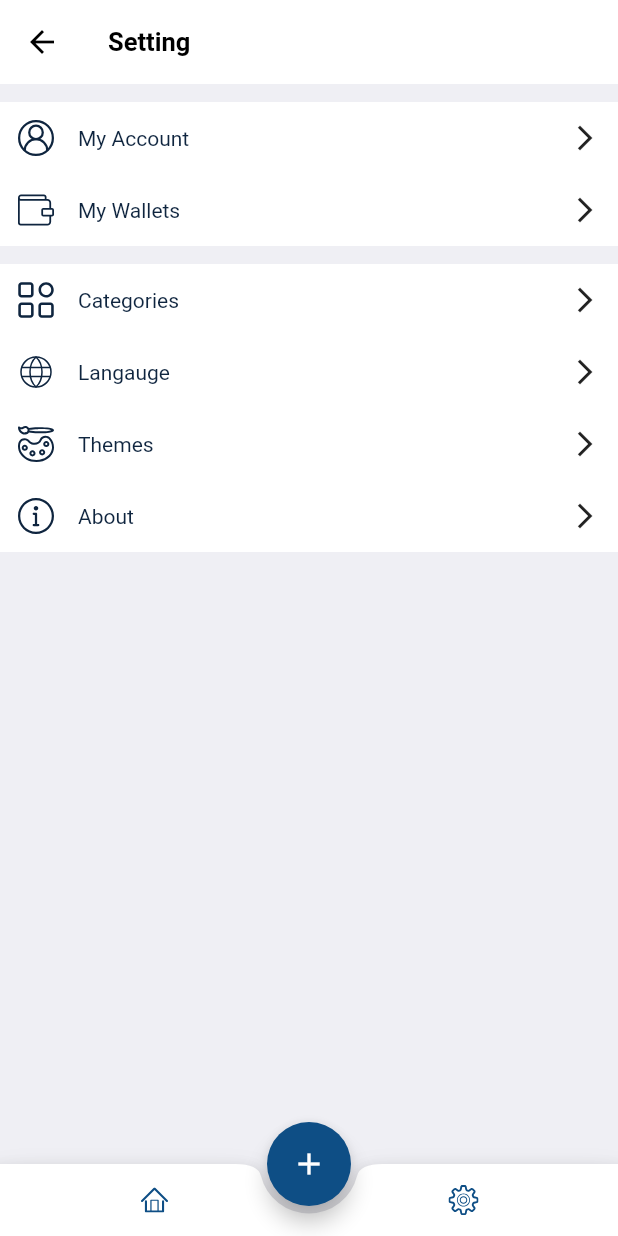
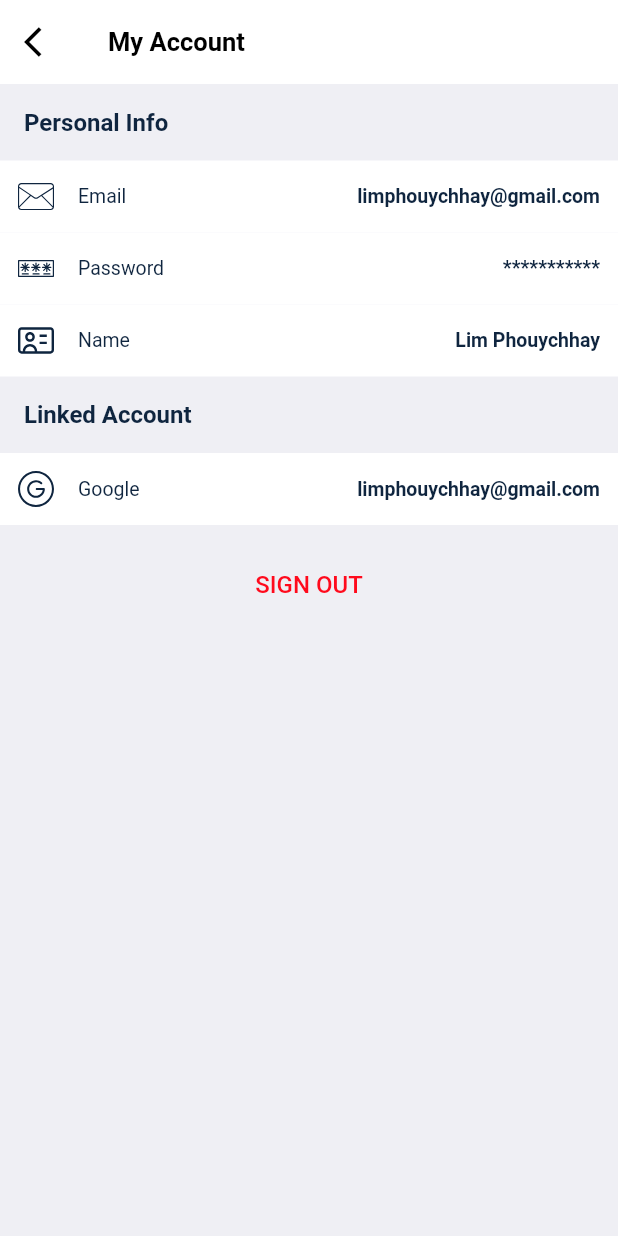
Before and after one commit to limphouychhay/expense-tracking-flutter, a Flutter app: the SettingScreen screen opened by its route, after a tap on "My Account", on a phone screen of 412 x 824 dp. Run offline on Flutter 3.47's test engine with Material 2 defaults, Android fonts, the light colour scheme and no system bars; our stand-ins replace auto_route, device_info_plus, dio, easy_localization, flutter_bloc, flutter_dotenv and 9 more; accounts and stored records are empty.

Commit message:
myAccount UI

```diff
--- a/lib/app_router/app_router.dart
+++ b/lib/app_router/app_router.dart
@@ -24,8 +24,15 @@ import 'package:expense_tracking/screens/screens.dart';
       name: 'DashboardRouter',
       // initial: true,
       children: [
-        AutoRoute(name: 'HomeRouter', page: HomeScreen),
+        AutoRoute(name: 'HomeRouter', page: HomeScreen, initial: true),
         AutoRoute(name: 'SettingRouter', page: SettingScreen),
+      ],
+    ),
+    AutoRoute(
+      page: EmptyRouterPage,
+      name: 'SettingRoute',
+      children: [
+        AutoRoute(name: 'MyAccountRouter', page: MyAccountScreen),
       ],
     ),
   ],
--- a/lib/screens/dashboard/dashboard_tab.dart
+++ b/lib/screens/dashboard/dashboard_tab.dart
@@ -23,12 +23,10 @@ class DashboardTab extends HookWidget {
           if (tabsRouter.activeIndex == 0) {
             return AppBar(
               title: Text(tr('screen.home')),
-              elevation: 0,
             );
           } else {
             return AppBar(
               title: const Text('Setting'),
-              elevation: 0,
             );
           }
         }
--- a/lib/screens/screens.dart
+++ b/lib/screens/screens.dart
@@ -2,4 +2,5 @@ export 'login/login_screen.dart';
 export 'start_up/start_up_screen.dart';
 export 'home/home_screen.dart';
 export 'setting/setting_screen.dart';
+export 'setting/my_account/my_account_screen.dart';
 export 'sign_up/sign_up_screen.dart';
--- /dev/null
+++ b/lib/screens/setting/my_account/my_account_screen.dart
@@ -0,0 +1,110 @@
+import 'package:auto_route/auto_route.dart';
+import 'package:flutter/material.dart';
+
+import 'package:expense_tracking/app_router/app_router.gr.dart';
+import 'package:expense_tracking/screens/setting/my_account/widgets/widget.dart';
+import 'package:expense_tracking/singleton/metrics.dart';
+import 'package:expense_tracking/themes/app_theme.dart';
+
+class MyAccountScreen extends StatelessWidget {
+  const MyAccountScreen({Key? key}) : super(key: key);
+
+  @override
+  Widget build(BuildContext context) {
+    return Scaffold(
+      appBar: AppBar(
+        title: const Text('My Account'),
+        leading: IconButton(
+          icon: const Icon(Icons.arrow_back_ios),
+          onPressed: () {
+            context.navigateBack();
+          },
+        ),
+      ),
+      body: Column(
+        crossAxisAlignment: CrossAxisAlignment.start,
+        children: [
+          Padding(
+            padding: EdgeInsets.only(
+              top: Metrics.instance.large,
+              left: Metrics.instance.defaultPadding,
+            ),
+            child: Text(
+              'Personal Info',
+              style: TextStyle(
+                fontSize: Metrics.instance.large,
+                fontWeight: FontWeight.bold,
+              ),
+            ),
+          ),
+          Padding(
+            padding:
+                EdgeInsets.symmetric(vertical: Metrics.instance.defaultPadding),
+            child: Column(
+              children: const [
+                ItemWidget(
+                  iconName: 'email',
+                  title: 'Email',
+                  value: 'limphouychhay@gmail.com',
+                ),
+                ItemWidget(
+                  iconName: 'password',
+                  title: 'Password',
+                  isObscure: true,
+                  value: 'limphouychhay@gmail.com',
+                ),
+                ItemWidget(
+                  iconName: 'name',
+                  title: 'Name',
+                  value: 'Lim Phouychhay',
+                ),
+              ],
+            ),
+          ),
+          Padding(
+            padding: EdgeInsets.only(
+              bottom: Metrics.instance.large,
+              left: Metrics.instance.defaultPadding,
+            ),
+            child: Text(
+              'Linked Account',
+              style: TextStyle(
+                fontSize: Metrics.instance.large,
+                fontWeight: FontWeight.bold,
+              ),
+            ),
+          ),
+          const ItemWidget(
+            iconName: 'google',
+            title: 'Google',
+            value: 'limphouychhay@gmail.com',
+          ),
+          Padding(
+            padding:
+                EdgeInsets.symmetric(vertical: Metrics.instance.defaultPadding),
+            child: Center(
+              child: TextButton(
+                onPressed: () {
+                  context.replaceRoute(
+                    const AuthRouter(
+                      children: [
+                        LoginRouter(),
+                      ],
+                    ),
+                  );
+                },
+                child: Text(
+                  'SIGN OUT',
+                  style: TextStyle(
+                    fontSize: Metrics.instance.large,
+                    color: AppColors.red,
+                  ),
+                ),
+              ),
+            ),
+          ),
+        ],
+      ),
+    );
+  }
+}
--- /dev/null
+++ b/lib/screens/setting/my_account/widgets/item_widget.dart
@@ -0,0 +1,47 @@
+import 'package:flutter/material.dart';
+
+import 'package:expense_tracking/singleton/signleton.dart';
+import 'package:expense_tracking/themes/app_theme.dart';
+import 'package:expense_tracking/widgets/widgets.dart';
+
+class ItemWidget extends StatelessWidget {
+  const ItemWidget({
+    Key? key,
+    required this.iconName,
+    required this.title,
+    required this.value,
+    this.isObscure = false,
+  }) : super(key: key);
+
+  final String iconName;
+  final String title;
+  final String value;
+  final bool isObscure;
+
+  @override
+  Widget build(BuildContext context) {
+    return Container(
+      color: AppColors.white,
+      padding: EdgeInsets.all(Metrics.instance.medium),
+      child: Row(
+        children: [
+          SvgIconWidget(
+            'assets/svgs/$iconName.svg',
+            color: AppColors.darkBlue,
+          ),
+          Padding(
+            padding: EdgeInsets.only(left: Metrics.instance.large),
+            child: Text(title),
+          ),
+          const Spacer(),
+          Text(
+            isObscure ? value.replaceAll(value, '***********') : value,
+            style: const TextStyle(
+              fontWeight: FontWeight.bold,
+            ),
+          ),
+        ],
+      ),
+    );
+  }
+}
--- /dev/null
+++ b/lib/screens/setting/my_account/widgets/widget.dart
@@ -0,0 +1 @@
+export 'item_widget.dart';
--- a/lib/screens/setting/setting_screen.dart
+++ b/lib/screens/setting/setting_screen.dart
@@ -1,6 +1,8 @@
-import 'package:expense_tracking/singleton/signleton.dart';
+import 'package:auto_route/auto_route.dart';
 import 'package:flutter/material.dart';
 
+import 'package:expense_tracking/app_router/app_router.gr.dart';
+import 'package:expense_tracking/singleton/signleton.dart';
 import 'package:expense_tracking/widgets/widgets.dart';
 
 class SettingScreen extends StatelessWidget {
@@ -17,7 +19,15 @@ class SettingScreen extends StatelessWidget {
               RowButtonWidget(
                 iconName: 'account',
                 title: 'My Account',
-                onTap: () {},
+                onTap: () {
+                  context.navigateTo(
+                    const SettingRoute(
+                      children: [
+                        MyAccountRouter(),
+                      ],
+                    ),
+                  );
+                },
               ),
               RowButtonWidget(
                 iconName: 'wallet',
--- a/lib/themes/app_theme.dart
+++ b/lib/themes/app_theme.dart
@@ -38,6 +38,7 @@ class AppTheme {
         ),
         iconTheme: IconThemeData(color: Colors.black),
         centerTitle: false,
+        elevation: 0,
       ),
       textTheme: const TextTheme(
         headline1: TextStyle(
```
Also changed, not shown: assets/svgs/email.svg (added), assets/svgs/google.svg (added), assets/svgs/name.svg (added), assets/svgs/password.svg (added), lib/app_router/app_router.gr.dart.
